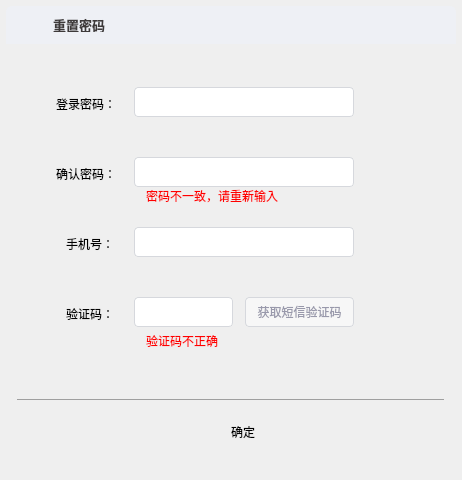
HustGw/CLLLLLLLSAFFFFFEWINN, file resetdialog.ui: the form before one commit.
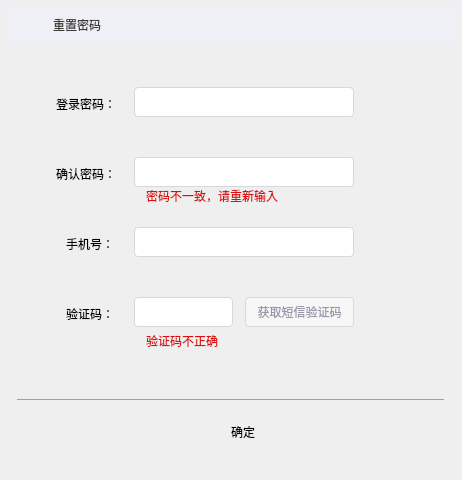
The form after the commit. Icons and pictures are not drawn.

Commit message: 重置密码字体修改

```diff
--- a/resetdialog.ui
+++ b/resetdialog.ui
@@ -201,7 +201,7 @@
      </rect>
     </property>
     <property name="styleSheet">
-     <string notr="true">color:red;</string>
+     <string notr="true">color:#D91111;</string>
     </property>
     <property name="text">
      <string>密码不一致，请重新输入</string>
@@ -217,7 +217,7 @@
      </rect>
     </property>
     <property name="styleSheet">
-     <string notr="true">color:red;</string>
+     <string notr="true">color:#D91111;</string>
     </property>
     <property name="text">
      <string>验证码不正确</string>
@@ -280,9 +280,7 @@
      </rect>
     </property>
     <property name="styleSheet">
-     <string notr="true">font-size:13px;
-font-weight:bold;
-color:rgb(61,57,57);</string>
+     <string notr="true">color:rgb(61,57,57);</string>
     </property>
     <property name="text">
      <string>重置密码</string>
```
Left out of the diff: 5 changed lines with no effect on the pictures. The commit also changes 2 other files.
